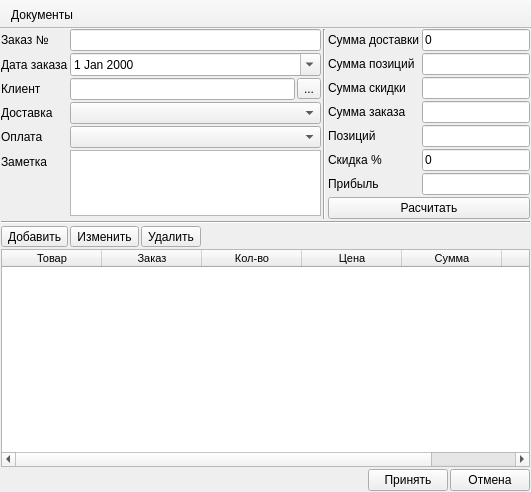
This is ui/order.ui in Meller008/kara as Qt 5 draws it before an edit. The edited form follows.
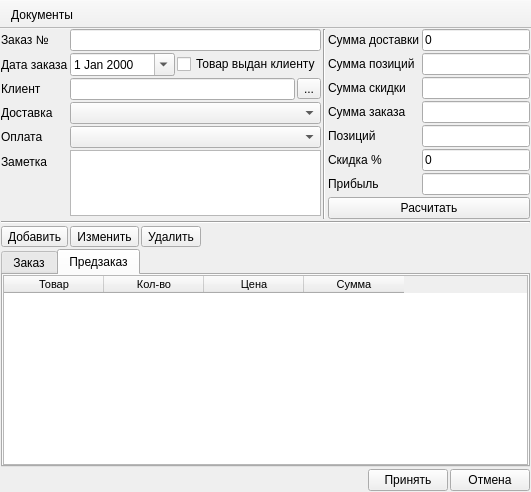
This is the edited form. The open tabs and pages were chosen to show the change.

What changed in the file:
```diff
--- a/ui/order.ui
+++ b/ui/order.ui
@@ -14,7 +14,7 @@
    <string>Заказ</string>
   </property>
   <widget class="QWidget" name="centralwidget">
-   <layout class="QGridLayout" name="gridLayout_2" rowstretch="0,0,0,1,0">
+   <layout class="QGridLayout" name="gridLayout_2" rowstretch="0,0,0,0,0">
     <property name="leftMargin">
      <number>1</number>
     </property>
@@ -89,13 +89,6 @@
           </property>
          </widget>
         </item>
-        <item row="1" column="1">
-         <widget class="QDateEdit" name="de_date">
-          <property name="calendarPopup">
-           <bool>true</bool>
-          </property>
-         </widget>
-        </item>
         <item row="2" column="1">
          <layout class="QHBoxLayout" name="horizontalLayout">
           <property name="spacing">
@@ -145,6 +138,27 @@
         <item row="3" column="1">
          <widget class="QComboBox" name="cb_shipping"/>
         </item>
+        <item row="1" column="1">
+         <layout class="QHBoxLayout" name="horizontalLayout_2">
+          <property name="spacing">
+           <number>2</number>
+          </property>
+          <item>
+           <widget class="QDateEdit" name="de_date">
+            <property name="calendarPopup">
+             <bool>true</bool>
+            </property>
+           </widget>
+          </item>
+          <item>
+           <widget class="QCheckBox" name="cb_issued">
+            <property name="text">
+             <string>Товар выдан клиенту</string>
+            </property>
+           </widget>
+          </item>
+         </layout>
+        </item>
        </layout>
       </item>
       <item row="0" column="2">
@@ -315,71 +329,6 @@
       </item>
      </layout>
     </item>
-    <item row="1" column="0">
-     <widget class="Line" name="line_2">
-      <property name="orientation">
-       <enum>Qt::Horizontal</enum>
-      </property>
-     </widget>
-    </item>
-    <item row="3" column="0">
-     <widget class="QTableWidget" name="tw_position">
-      <property name="font">
-       <font>
-        <family>Tahoma</family>
-        <pointsize>8</pointsize>
-       </font>
-      </property>
-      <property name="editTriggers">
-       <set>QAbstractItemView::NoEditTriggers</set>
-      </property>
-      <property name="alternatingRowColors">
-       <bool>true</bool>
-      </property>
-      <property name="selectionBehavior">
-       <enum>QAbstractItemView::SelectRows</enum>
-      </property>
-      <attribute name="verticalHeaderVisible">
-       <bool>false</bool>
-      </attribute>
-      <attribute name="verticalHeaderDefaultSectionSize">
-       <number>20</number>
-      </attribute>
-      <attribute name="verticalHeaderMinimumSectionSize">
-       <number>18</number>
-      </attribute>
-      <column>
-       <property name="text">
-        <string>Товар</string>
-       </property>
-      </column>
-      <column>
-       <property name="text">
-        <string>Заказ</string>
-       </property>
-      </column>
-      <column>
-       <property name="text">
-        <string>Кол-во</string>
-       </property>
-      </column>
-      <column>
-       <property name="text">
-        <string>Цена</string>
-       </property>
-      </column>
-      <column>
-       <property name="text">
-        <string>Сумма</string>
-       </property>
-      </column>
-      <column>
-       <property name="text">
-        <string>Прибыль</string>
-       </property>
-      </column>
-     </widget>
-    </item>
     <item row="4" column="0">
      <layout class="QHBoxLayout" name="horizontalLayout_4">
       <property name="spacing">
@@ -414,6 +363,170 @@
       </item>
      </layout>
     </item>
+    <item row="1" column="0">
+     <widget class="Line" name="line_2">
+      <property name="orientation">
+       <enum>Qt::Horizontal</enum>
+      </property>
+     </widget>
+    </item>
+    <item row="3" column="0">
+     <widget class="QTabWidget" name="tabWidget">
+      <property name="currentIndex">
+       <number>0</number>
+      </property>
+      <widget class="QWidget" name="tab">
+       <attribute name="title">
+        <string>Заказ</string>
+       </attribute>
+       <layout class="QGridLayout" name="gridLayout_3">
+        <property name="leftMargin">
+         <number>0</number>
+        </property>
+        <property name="topMargin">
+         <number>0</number>
+        </property>
+        <property name="rightMargin">
+         <number>0</number>
+        </property>
+        <property name="bottomMargin">
+         <number>0</number>
+        </property>
+        <property name="spacing">
+         <number>0</number>
+        </property>
+        <item row="0" column="0">
+         <widget class="QTableWidget" name="tw_position">
+          <property name="font">
+           <font>
+            <family>Tahoma</family>
+            <pointsize>8</pointsize>
+           </font>
+          </property>
+          <property name="editTriggers">
+           <set>QAbstractItemView::NoEditTriggers</set>
+          </property>
+          <property name="alternatingRowColors">
+           <bool>true</bool>
+          </property>
+          <property name="selectionBehavior">
+           <enum>QAbstractItemView::SelectRows</enum>
+          </property>
+          <attribute name="verticalHeaderVisible">
+           <bool>false</bool>
+          </attribute>
+          <attribute name="verticalHeaderDefaultSectionSize">
+           <number>20</number>
+          </attribute>
+          <attribute name="verticalHeaderMinimumSectionSize">
+           <number>18</number>
+          </attribute>
+          <column>
+           <property name="text">
+            <string>Товар</string>
+           </property>
+          </column>
+          <column>
+           <property name="text">
+            <string>Заказ</string>
+           </property>
+          </column>
+          <column>
+           <property name="text">
+            <string>Кол-во</string>
+           </property>
+          </column>
+          <column>
+           <property name="text">
+            <string>Цена</string>
+           </property>
+          </column>
+          <column>
+           <property name="text">
+            <string>Сумма</string>
+           </property>
+          </column>
+          <column>
+           <property name="text">
+            <string>Прибыль</string>
+           </property>
+          </column>
+         </widget>
+        </item>
+       </layout>
+      </widget>
+      <widget class="QWidget" name="tab_2">
+       <attribute name="title">
+        <string>Предзаказ</string>
+       </attribute>
+       <layout class="QGridLayout" name="gridLayout_4">
+        <property name="leftMargin">
+         <number>0</number>
+        </property>
+        <property name="topMargin">
+         <number>0</number>
+        </property>
+        <property name="rightMargin">
+         <number>0</number>
+        </property>
+        <property name="bottomMargin">
+         <number>0</number>
+        </property>
+        <property name="spacing">
+         <number>0</number>
+        </property>
+        <item row="0" column="0">
+         <widget class="QTableWidget" name="tw_pre_order">
+          <property name="font">
+           <font>
+            <family>Tahoma</family>
+            <pointsize>8</pointsize>
+           </font>
+          </property>
+          <property name="editTriggers">
+           <set>QAbstractItemView::NoEditTriggers</set>
+          </property>
+          <property name="alternatingRowColors">
+           <bool>true</bool>
+          </property>
+          <property name="selectionBehavior">
+           <enum>QAbstractItemView::SelectRows</enum>
+          </property>
+          <attribute name="verticalHeaderVisible">
+           <bool>false</bool>
+          </attribute>
+          <attribute name="verticalHeaderDefaultSectionSize">
+           <number>20</number>
+          </attribute>
+          <attribute name="verticalHeaderMinimumSectionSize">
+           <number>18</number>
+          </attribute>
+          <column>
+           <property name="text">
+            <string>Товар</string>
+           </property>
+          </column>
+          <column>
+           <property name="text">
+            <string>Кол-во</string>
+           </property>
+          </column>
+          <column>
+           <property name="text">
+            <string>Цена</string>
+           </property>
+          </column>
+          <column>
+           <property name="text">
+            <string>Сумма</string>
+           </property>
+          </column>
+         </widget>
+        </item>
+       </layout>
+      </widget>
+     </widget>
+    </item>
    </layout>
   </widget>
   <widget class="QToolBar" name="toolBar">
```
Left out of the diff: 64 changed lines with no effect on the pictures.
